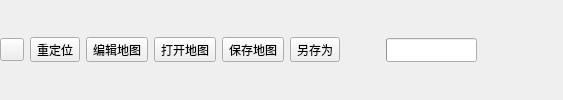
Before: the Qt Designer form src/mainwindow/ui/map_toolbar.ui in jocaine/ROS2_Qt5_Robot_HMI, drawn with Qt 5.
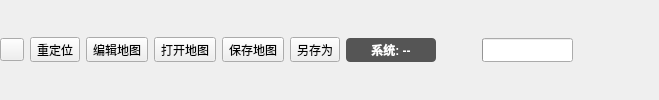
After: the same form once the commit is applied.

Commit message: 1）rclcomm: 健康检测从主循环计数轮询改为独立线程（500ms 间隔），移除 node_check_counter_；超时阈值改为从配置读取，并加 std::max(1, ...) 下界保护 2）config_define: NodeGroupConfig 新增 timeout_seconds 字段（默认5秒），支持按组配置话题超时阈值 3）mainwindow: 新增 health_indicator_ 标签，订阅 MSG_ID_NODE_HEALTH 后在工具栏实时显示系统健康等级（正常/降级/故障） 4）map_toolbar.ui / map_toolbar_widget: 新增 health_indicator_ QLabel 控件及对应访问器 5）node_health_widget: 保留用户手动展开/收起状态，首次加载时自动展开故障组

The edit to the form file:
```diff
--- a/src/mainwindow/ui/map_toolbar.ui
+++ b/src/mainwindow/ui/map_toolbar.ui
@@ -75,6 +75,31 @@
      </property>
     </widget>
    </item>
+   <item>
+    <widget class="QLabel" name="health_indicator_">
+     <property name="minimumSize">
+      <size>
+       <width>90</width>
+       <height>24</height>
+      </size>
+     </property>
+     <property name="maximumSize">
+      <size>
+       <width>90</width>
+       <height>24</height>
+      </size>
+     </property>
+     <property name="styleSheet">
+      <string notr="true">font-weight:bold; border-radius:4px; background:#555; color:white;</string>
+     </property>
+     <property name="text">
+      <string>系统: --</string>
+     </property>
+     <property name="alignment">
+      <set>Qt::AlignCenter</set>
+     </property>
+    </widget>
+   </item>
    <item>
     <spacer name="horizontalSpacer">
      <property name="orientation">
```
The commit also changes 8 other files.
